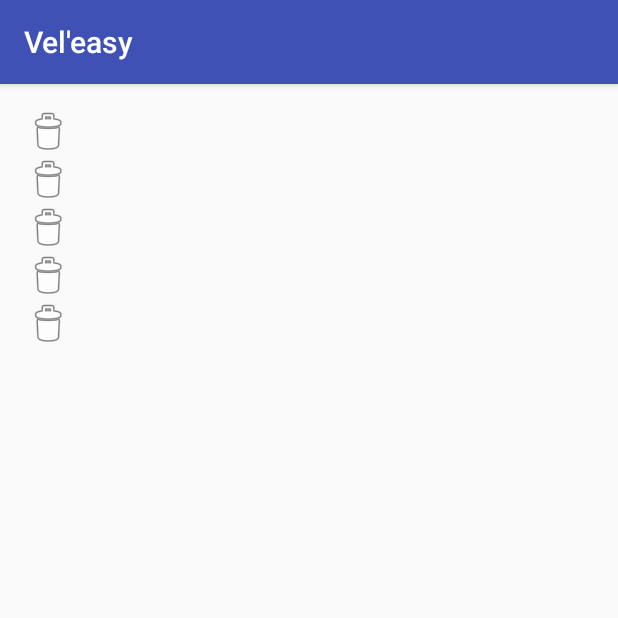
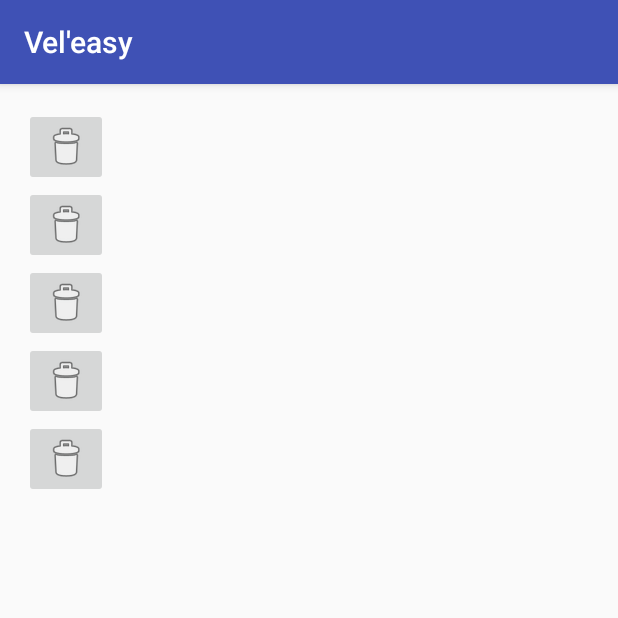
Before and after one commit to issathink/Vel-easy, an Android app: the FavActivity screen opened directly, with no data from a screen before it, on a phone screen of 412 x 824 dp, the top half of it. Run offline under Robolectric (Android 15) with nearby library versions, the phone set to English and light mode, and no system bars; 1 statement that could not run was skipped.

Commit message:
Minor changes

```diff
--- a/app/src/main/java/com/veleasy/veleasy/CustomDialog.java
+++ b/app/src/main/java/com/veleasy/veleasy/CustomDialog.java
@@ -37,7 +37,7 @@ public class CustomDialog extends Dialog implements View.OnClickListener {
         setCanceledOnTouchOutside(true);
         text = (TextView) findViewById(R.id.textview);
         fav = (ImageView) findViewById(R.id.fav_button);
-        unFav = (ImageView) findViewById(R.id.unfav_button);
+        unFav = (ImageView) findViewById(R.id.show_route_button);
         findViewById(R.id.relative).setOnClickListener(this);
 
         fav.setOnClickListener(this);
--- a/app/src/main/java/com/veleasy/veleasy/FavActivity.java
+++ b/app/src/main/java/com/veleasy/veleasy/FavActivity.java
@@ -1,14 +1,24 @@
 package com.veleasy.veleasy;
 
+import android.content.Context;
+import android.content.SharedPreferences;
 import android.support.v7.app.AppCompatActivity;
 import android.os.Bundle;
+import android.widget.ImageButton;
 
 public class FavActivity extends AppCompatActivity {
+
+    SharedPreferences shared;
+    ImageButton del1, del2, del3, del4, del5;
 
     @Override
     protected void onCreate(Bundle savedInstanceState) {
         super.onCreate(savedInstanceState);
         setContentView(R.layout.activity_fav);
+
+        shared = getSharedPreferences(Tools.FAV, Context.MODE_PRIVATE);
+        del1 =
+
     }
 
 
--- a/app/src/main/java/com/veleasy/veleasy/MapsActivity.java
+++ b/app/src/main/java/com/veleasy/veleasy/MapsActivity.java
@@ -1,6 +1,7 @@
 package com.veleasy.veleasy;
 
 import android.Manifest;
+import android.content.Intent;
 import android.content.pm.PackageManager;
 import android.location.Location;
 import android.os.Bundle;
@@ -209,7 +210,7 @@ public class MapsActivity extends FragmentActivity implements PlaceSelectionList
     }
 
     public void startPreferenceActivity(View v) {
-
+        startActivity(new Intent(this, FavActivity.class));
     }
 
     public void goToMyLocation(View v) {
--- a/app/src/main/res/layout/activity_fav.xml
+++ b/app/src/main/res/layout/activity_fav.xml
@@ -7,7 +7,7 @@
     <LinearLayout
         android:id="@+id/activity_fav"
         android:layout_width="match_parent"
-        android:layout_height="match_parent"
+        android:layout_height="wrap_content"
         android:paddingBottom="@dimen/activity_vertical_margin"
         android:paddingLeft="@dimen/activity_horizontal_margin"
         android:paddingRight="@dimen/activity_horizontal_margin"
@@ -16,6 +16,7 @@
         tools:context="com.veleasy.veleasy.FavActivity">
 
         <LinearLayout
+            android:id="@+id/fav1"
             android:layout_width="match_parent"
             android:layout_height="wrap_content">
 
@@ -24,7 +25,7 @@
                 android:layout_width="wrap_content"
                 android:layout_height="wrap_content" />
 
-            <ImageView
+            <ImageButton
                 android:id="@+id/fav1Del"
                 android:layout_width="wrap_content"
                 android:layout_height="wrap_content"
@@ -32,15 +33,14 @@
         </LinearLayout>
 
         <LinearLayout
+            android:id="@+id/fav2"
             android:layout_width="match_parent"
             android:layout_height="wrap_content">
-
             <TextView
                 android:id="@+id/fav2Text"
                 android:layout_width="wrap_content"
                 android:layout_height="wrap_content" />
-
-            <ImageView
+            <ImageButton
                 android:id="@+id/fav2Del"
                 android:layout_width="wrap_content"
                 android:layout_height="wrap_content"
@@ -48,15 +48,15 @@
         </LinearLayout>
 
         <LinearLayout
+            android:id="@+id/fav3"
             android:layout_width="match_parent"
             android:layout_height="wrap_content">
-
             <TextView
                 android:id="@+id/fav3Text"
                 android:layout_width="wrap_content"
                 android:layout_height="wrap_content" />
 
-            <ImageView
+            <ImageButton
                 android:id="@+id/fav3Del"
                 android:layout_width="wrap_content"
                 android:layout_height="wrap_content"
@@ -64,6 +64,7 @@
         </LinearLayout>
 
         <LinearLayout
+            android:id="@+id/fav4"
             android:layout_width="match_parent"
             android:layout_height="wrap_content">
 
@@ -72,7 +73,7 @@
                 android:layout_width="wrap_content"
                 android:layout_height="wrap_content" />
 
-            <ImageView
+            <ImageButton
                 android:id="@+id/fav4Del"
                 android:layout_width="wrap_content"
                 android:layout_height="wrap_content"
@@ -80,6 +81,7 @@
         </LinearLayout>
 
         <LinearLayout
+            android:id="@+id/fav5"
             android:layout_width="match_parent"
             android:layout_height="wrap_content">
 
@@ -88,7 +90,7 @@
                 android:layout_width="wrap_content"
                 android:layout_height="wrap_content" />
 
-            <ImageView
+            <ImageButton
                 android:id="@+id/fav5Del"
                 android:layout_width="wrap_content"
                 android:layout_height="wrap_content"
```
Also changed, not shown: app/src/main/java/com/veleasy/veleasy/Tools.java (+12 -11 lines).
